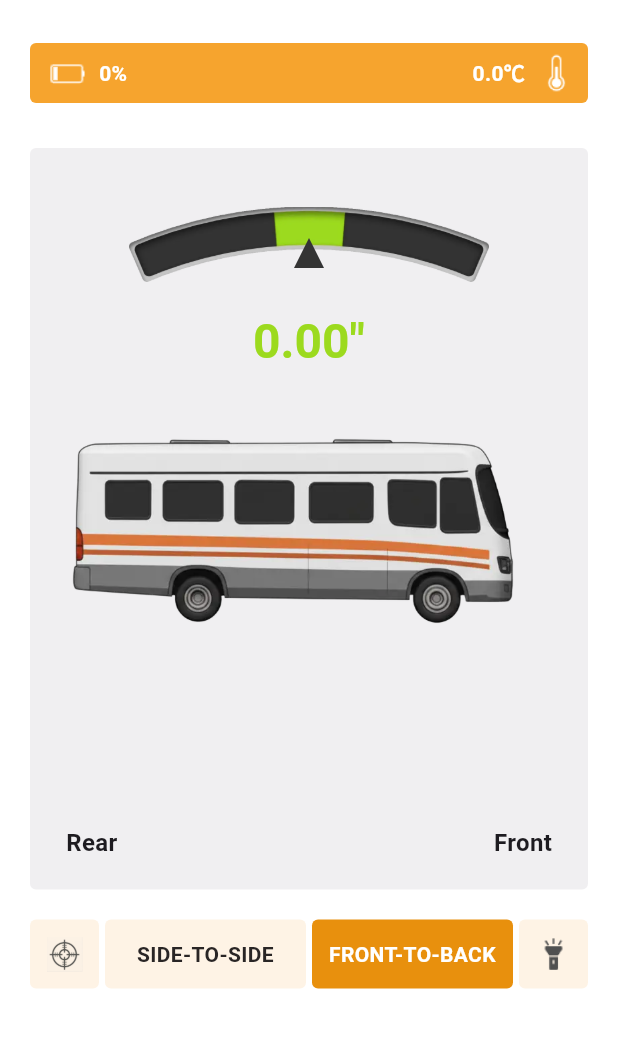
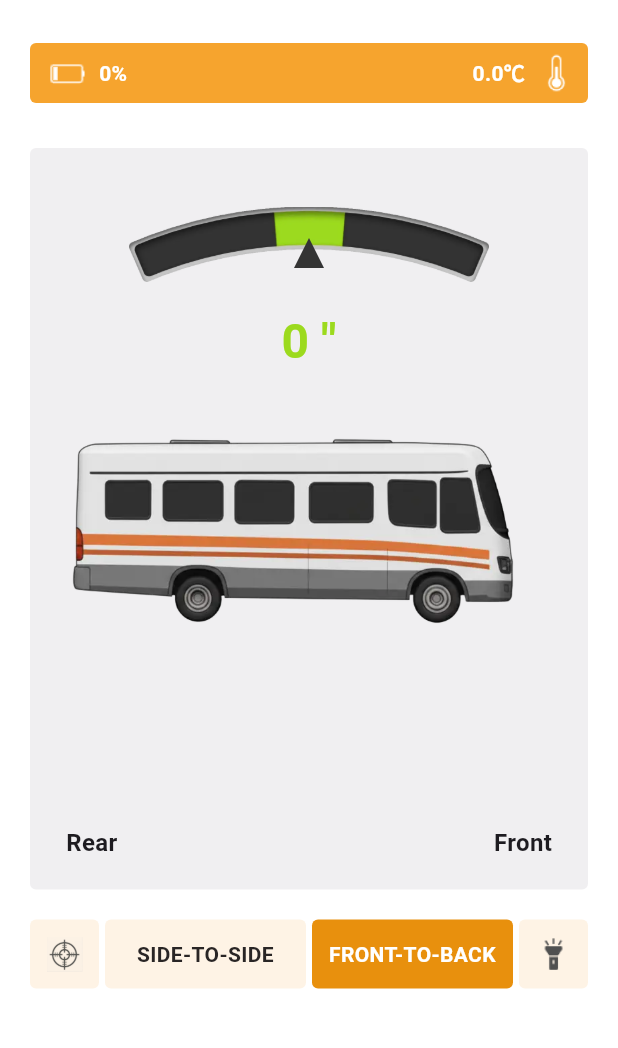
Before and after one commit to dhs964057117/gyrosApp, a Flutter app: the HomeScreen screen opened directly, on a phone screen of 412 x 824 dp, the part 71-1119 px from its top. Run offline on Flutter 3.47's test engine with Material 3 defaults, Android fonts, the phone set to English and light mode, and no system bars; our stand-ins replace flutter_blue_plus, permission_handler, shared_preferences; missing offline and left inert: page_flip, torch_light; accounts and stored records are empty; Roboto replaces fonts that are missing (Arial).

Commit message:
feat: 调整保留小数位

```diff
--- a/lib/screens/home_screen.dart
+++ b/lib/screens/home_screen.dart
@@ -576,7 +576,10 @@ class _HomeScreenState extends State<HomeScreen>
 
   String _getDifferenceText(StorageService storage, int mode, double hAbs) {
     if (mode == 3) return "";
-    String unitStr = storage.unit == 1 ? ' cm' : '"';
+    String unitStr = storage.unit == 1 ? ' cm' : ' "';
+    if (hAbs == 0) {
+      return "${hAbs.toStringAsFixed(0)}$unitStr";
+    }
     return "${hAbs.toStringAsFixed(2)}$unitStr";
   }
 
```
